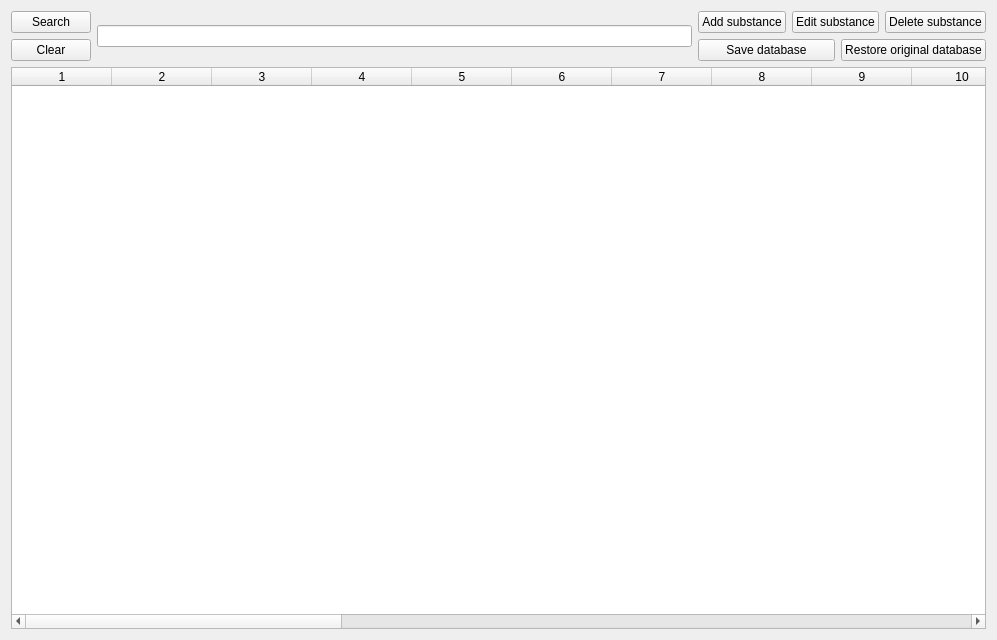
This is designer/db_ui.ui in marcusbfs/Sindri as Qt 5 draws it before an edit. The edited form follows.
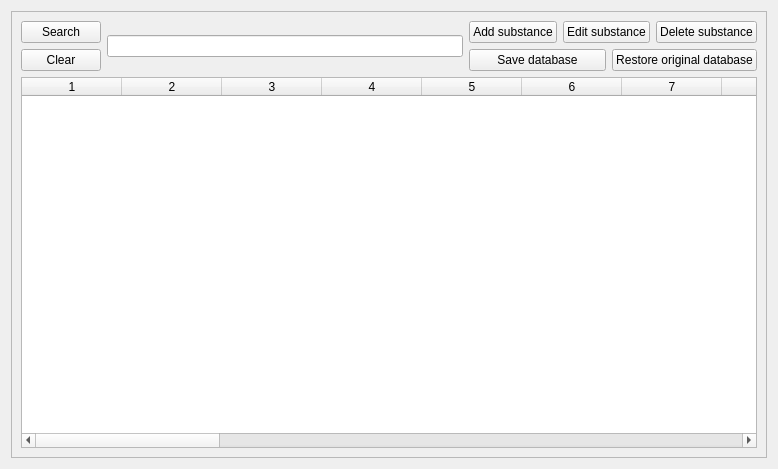
This is the edited form.

Patch:
```diff
--- a/designer/db_ui.ui
+++ b/designer/db_ui.ui
@@ -12,15 +12,30 @@
    <rect>
     <x>0</x>
     <y>0</y>
-    <width>997</width>
-    <height>640</height>
+    <width>778</width>
+    <height>469</height>
    </rect>
   </property>
   <property name="windowTitle">
    <string>Database</string>
   </property>
-  <layout class="QVBoxLayout" name="verticalLayout_4">
-   <item>
+  <layout class="QGridLayout" name="gridLayout">
+   <item row="0" column="0">
+    <widget class="QScrollArea" name="scrollArea">
+     <property name="widgetResizable">
+      <bool>true</bool>
+     </property>
+     <widget class="QWidget" name="scrollAreaWidgetContents">
+      <property name="geometry">
+       <rect>
+        <x>0</x>
+        <y>0</y>
+        <width>758</width>
+        <height>449</height>
+       </rect>
+      </property>
+      <layout class="QGridLayout" name="gridLayout_2">
+       <item row="0" column="0">
     <layout class="QVBoxLayout" name="verticalLayout_3">
      <item>
       <layout class="QHBoxLayout" name="horizontalLayout_4">
@@ -172,6 +187,10 @@
       </widget>
      </item>
     </layout>
+       </item>
+      </layout>
+     </widget>
+    </widget>
    </item>
   </layout>
  </widget>
```
Lines whose indentation alone changed are shown as unchanged.
